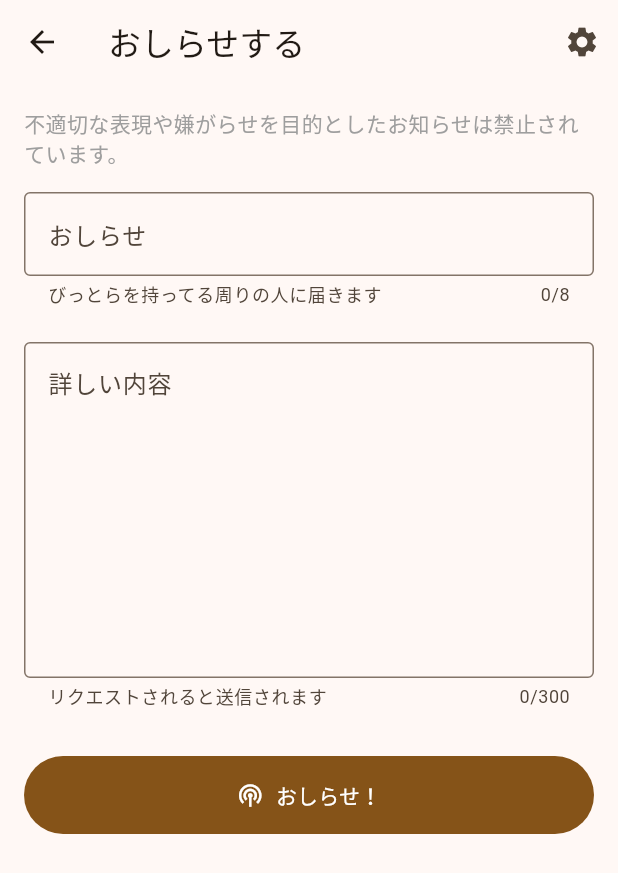
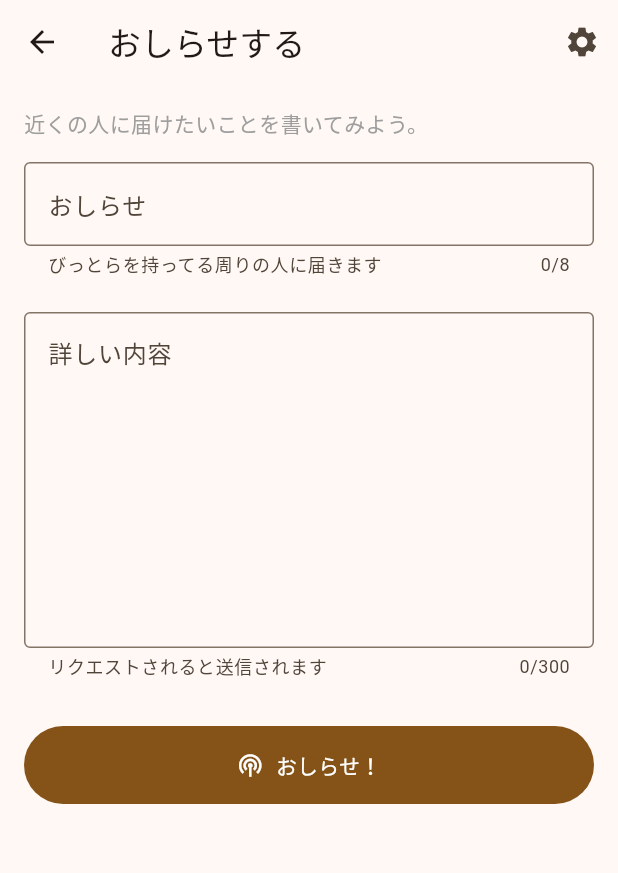
Before and after one commit to kaeruko/bittra, a Flutter app: the ComposeScreen screen opened directly, on a phone screen of 412 x 824 dp. Shown: the top 873 px of the screen. Run offline on Flutter 3.47's test engine with Material 3 defaults, Android fonts, the phone set to English and light mode, and no system bars; our stand-ins replace flutter_riverpod, go_router, riverpod_annotation, shared_preferences, sqflite, webview_flutter; accounts and stored records are empty; generated files the repository leaves out were written again.

Commit message:
Soften compose screen opening message

```diff
--- a/lib/screens/compose_screen.dart
+++ b/lib/screens/compose_screen.dart
@@ -78,7 +78,7 @@ class _ComposeScreenState extends ConsumerState<ComposeScreen> {
           padding: const EdgeInsets.all(16.0),
           children: [
             const Text(
-              '不適切な表現や嫌がらせを目的としたお知らせは禁止されています。',
+              '近くの人に届けたいことを書いてみよう。',
               style: TextStyle(color: Colors.grey),
             ),
             const SizedBox(height: 16),
```
